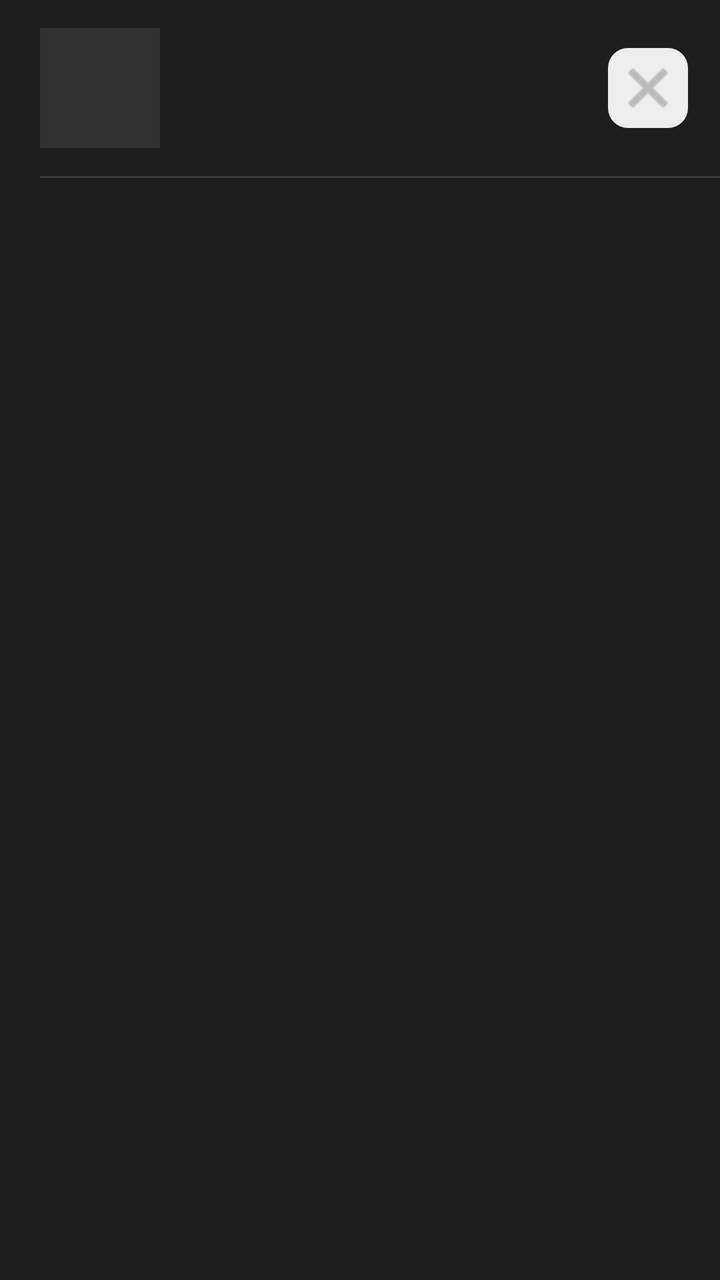
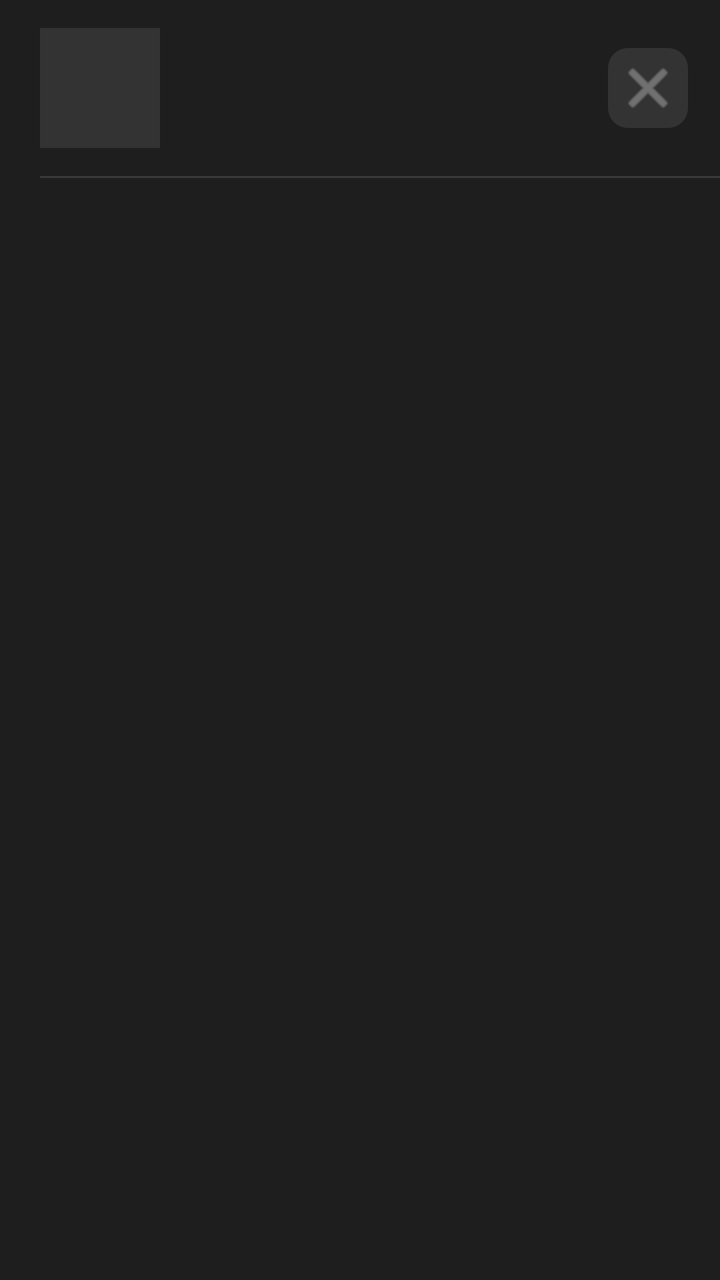

Compare the two renders of this Android layout. The source of the first and the diff that turns it into the second are given below.
<!-- AndroidManifest.xml: application theme Theme.ARDrawing -->
<!-- res/layout/item_project.xml -->
<?xml version="1.0" encoding="utf-8"?>
<LinearLayout
    xmlns:android="http://schemas.android.com/apk/res/android"
    android:layout_width="match_parent"
    android:layout_height="wrap_content"
    android:orientation="vertical"
    android:background="@color/bg_dark">

    <LinearLayout
        android:id="@+id/itemRoot"
        android:layout_width="match_parent"
        android:layout_height="wrap_content"
        android:orientation="horizontal"
        android:gravity="center_vertical"
        android:paddingStart="20dp"
        android:paddingEnd="16dp"
        android:paddingTop="14dp"
        android:paddingBottom="14dp"
        android:background="?attr/selectableItemBackground">

        
        <ImageView
            android:id="@+id/ivProjectThumb"
            android:layout_width="60dp"
            android:layout_height="60dp"
            android:scaleType="centerCrop"
            android:background="@color/bg_surface2"
            android:clipToOutline="true" />

        
        <LinearLayout
            android:layout_width="0dp"
            android:layout_height="wrap_content"
            android:layout_weight="1"
            android:orientation="vertical"
            android:paddingStart="14dp"
            android:paddingEnd="8dp">

            <TextView
                android:id="@+id/tvProjectName"
                android:layout_width="wrap_content"
                android:layout_height="wrap_content"
                android:textColor="@color/text_primary"
                android:textSize="15sp"
                android:textStyle="bold"
                android:maxLines="1"
                android:ellipsize="end" />

            <TextView
                android:id="@+id/tvProjectDate"
                android:layout_width="wrap_content"
                android:layout_height="wrap_content"
                android:textColor="@color/text_secondary"
                android:textSize="11sp"
                android:layout_marginTop="3dp" />

            <TextView
                android:id="@+id/tvTodayBadge"
                android:layout_width="wrap_content"
                android:layout_height="wrap_content"
                android:layout_marginTop="5dp"
                android:text="HOY"
                android:textColor="@color/white"
                android:textSize="8sp"
                android:letterSpacing="0.1"
                android:textStyle="bold"
                android:background="@drawable/bg_badge_today"
                android:paddingStart="6dp"
                android:paddingEnd="6dp"
                android:paddingTop="2dp"
                android:paddingBottom="2dp"
                android:visibility="gone" />

            <View
                android:id="@+id/viewAccentBar"
                android:layout_width="0dp"
                android:layout_height="0dp"
                android:visibility="gone" />

        </LinearLayout>

        

        
        <ImageButton
            android:id="@+id/btnDeleteProject"
            android:layout_width="40dp"
            android:layout_height="40dp"
            android:src="@android:drawable/ic_menu_close_clear_cancel"
            android:background="@drawable/bg_surface2_shape"
            android:tint="@color/text_secondary"
            android:padding="10dp"
            android:contentDescription="Eliminar" />

    </LinearLayout>

    <View
        android:layout_width="match_parent"
        android:layout_height="1dp"
        android:layout_marginStart="20dp"
        android:background="@color/divider" />

</LinearLayout>
<!-- resources referenced by this layout -->
<resources>
  <color name="bg_dark">#1E1E1E</color>
  <color name="bg_surface2">#333333</color>
  <color name="divider">#3A3A3A</color>
  <color name="text_primary">#FFFFFF</color>
  <color name="text_secondary">#999999</color>
  <color name="white">#FFFFFF</color>
  <!-- drawable bg_badge_today (drawable) -->
  <?xml version="1.0" encoding="utf-8"?>
  <shape xmlns:android="http://schemas.android.com/apk/res/android"
      android:shape="rectangle">
      <solid android:color="#FF6B35" />
      <corners android:radius="4dp" />
  </shape>
  <!-- drawable bg_surface2_shape (drawable) -->
  <?xml version="1.0" encoding="utf-8"?>
  <shape xmlns:android="http://schemas.android.com/apk/res/android"
      android:shape="rectangle">
      <solid android:color="#EEEEEE" />
      <corners android:radius="10dp" />
  </shape>
  <style name="Theme.ARDrawing" parent="Theme.MaterialComponents.Light.NoActionBar">
          <item name="colorPrimary">@color/navbar_dark</item>
          <item name="colorPrimaryVariant">@color/navbar_dark</item>
          <item name="colorOnPrimary">@color/white</item>
          <item name="colorSecondary">@color/accent</item>
          <item name="colorOnSecondary">@color/white</item>
          <item name="android:windowBackground">@color/bg_dark</item>
          <item name="android:statusBarColor">@color/bg_dark</item>
          <item name="android:windowLightStatusBar">false</item>
          <item name="android:navigationBarColor">@color/navbar_dark</item>
          <item name="android:windowLightNavigationBar" tools:targetApi="27">false</item>
      </style>
  <color name="navbar_dark">#161616</color>
  <color name="accent">#F2801A</color>
</resources>

<!-- the commit's change to res/layout/item_project.xml (unified diff, before → after) -->
@@ -4,7 +4,7 @@
     android:layout_width="match_parent"
     android:layout_height="wrap_content"
     android:orientation="vertical"
-    android:background="@color/bg_dark">
+    android:background="@color/mc_bg_dark">
 
     <LinearLayout
         android:id="@+id/itemRoot"
<!-- resource entries referenced after the edit -->
@@ -1,8 +1,8 @@
 <!-- resources referenced by this layout -->
 <resources>
-  <color name="bg_dark">#1E1E1E</color>
   <color name="bg_surface2">#333333</color>
   <color name="divider">#3A3A3A</color>
+  <color name="mc_bg_dark">#1E1E1E</color>
   <color name="text_primary">#FFFFFF</color>
   <color name="text_secondary">#999999</color>
   <color name="white">#FFFFFF</color>
@@ -10,29 +10,29 @@
   <?xml version="1.0" encoding="utf-8"?>
   <shape xmlns:android="http://schemas.android.com/apk/res/android"
       android:shape="rectangle">
-      <solid android:color="#FF6B35" />
+      <solid android:color="@color/mc_accent" />
       <corners android:radius="4dp" />
   </shape>
   <!-- drawable bg_surface2_shape (drawable) -->
   <?xml version="1.0" encoding="utf-8"?>
   <shape xmlns:android="http://schemas.android.com/apk/res/android"
       android:shape="rectangle">
-      <solid android:color="#EEEEEE" />
+      <solid android:color="@color/bg_surface2" />
       <corners android:radius="10dp" />
   </shape>
   <style name="Theme.ARDrawing" parent="Theme.MaterialComponents.Light.NoActionBar">
           <item name="colorPrimary">@color/navbar_dark</item>
           <item name="colorPrimaryVariant">@color/navbar_dark</item>
           <item name="colorOnPrimary">@color/white</item>
-          <item name="colorSecondary">@color/accent</item>
+          <item name="colorSecondary">@color/mc_accent</item>
           <item name="colorOnSecondary">@color/white</item>
-          <item name="android:windowBackground">@color/bg_dark</item>
-          <item name="android:statusBarColor">@color/bg_dark</item>
+          <item name="android:windowBackground">@color/mc_bg_dark</item>
+          <item name="android:statusBarColor">@color/mc_bg_dark</item>
           <item name="android:windowLightStatusBar">false</item>
           <item name="android:navigationBarColor">@color/navbar_dark</item>
           <item name="android:windowLightNavigationBar" tools:targetApi="27">false</item>
       </style>
+  <color name="mc_accent">#F2801A</color>
   <color name="navbar_dark">#161616</color>
-  <color name="accent">#F2801A</color>
 </resources>
 
